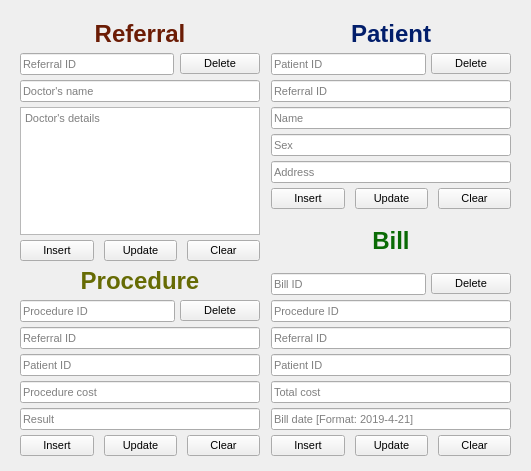
Rizwan-Hasan/Hospital-Database-Management-System-Design, file src/ui/MainWindow.ui: the form before one commit.
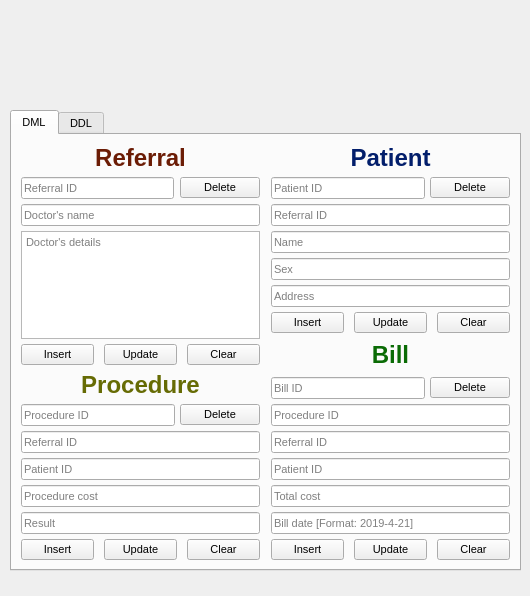
The form after the commit. Icons and pictures are not drawn.

```diff
--- a/src/ui/MainWindow.ui
+++ b/src/ui/MainWindow.ui
@@ -13,26 +13,26 @@
    <rect>
     <x>0</x>
     <y>0</y>
-    <width>531</width>
-    <height>471</height>
+    <width>530</width>
+    <height>596</height>
    </rect>
   </property>
   <property name="sizePolicy">
-   <sizepolicy hsizetype="Preferred" vsizetype="Preferred">
+   <sizepolicy hsizetype="Fixed" vsizetype="Fixed">
     <horstretch>0</horstretch>
     <verstretch>0</verstretch>
    </sizepolicy>
   </property>
   <property name="minimumSize">
    <size>
-    <width>531</width>
-    <height>471</height>
+    <width>530</width>
+    <height>596</height>
    </size>
   </property>
   <property name="maximumSize">
    <size>
-    <width>531</width>
-    <height>471</height>
+    <width>530</width>
+    <height>596</height>
    </size>
   </property>
   <property name="font">
@@ -54,27 +54,70 @@
   <property name="styleSheet">
    <string notr="true">\</string>
   </property>
-  <widget class="QWidget" name="layoutWidget">
+  <widget class="QTabWidget" name="tabWidget">
    <property name="geometry">
     <rect>
      <x>10</x>
-     <y>10</y>
+     <y>110</y>
      <width>511</width>
-     <height>451</height>
+     <height>461</height>
     </rect>
    </property>
+   <property name="minimumSize">
+    <size>
+     <width>491</width>
+     <height>461</height>
+    </size>
+   </property>
+   <property name="maximumSize">
+    <size>
+     <width>5000</width>
+     <height>461</height>
+    </size>
+   </property>
+   <property name="tabShape">
+    <enum>QTabWidget::Rounded</enum>
+   </property>
+   <property name="currentIndex">
+    <number>0</number>
+   </property>
+   <property name="iconSize">
+    <size>
+     <width>16</width>
+     <height>16</height>
+    </size>
+   </property>
+   <property name="documentMode">
+    <bool>false</bool>
+   </property>
+   <property name="tabsClosable">
+    <bool>false</bool>
+   </property>
+   <property name="movable">
+    <bool>true</bool>
+   </property>
+   <widget class="QWidget" name="DML">
+    <attribute name="icon">
+     <iconset resource="../icons/resources.qrc">
+      <normaloff>:/dml/dml.png</normaloff>:/dml/dml.png</iconset>
+    </attribute>
+    <attribute name="title">
+     <string>DML</string>
+    </attribute>
+    <layout class="QGridLayout" name="gridLayout_2">
+     <item row="0" column="0">
    <layout class="QGridLayout" name="Tables">
     <property name="leftMargin">
-     <number>10</number>
+        <number>0</number>
     </property>
     <property name="topMargin">
-     <number>10</number>
+        <number>0</number>
     </property>
     <property name="rightMargin">
-     <number>10</number>
+        <number>0</number>
     </property>
     <property name="bottomMargin">
-     <number>5</number>
+        <number>0</number>
     </property>
     <property name="spacing">
      <number>6</number>
@@ -638,6 +681,37 @@
      </spacer>
     </item>
    </layout>
+     </item>
+    </layout>
+   </widget>
+   <widget class="QWidget" name="DDL">
+    <attribute name="icon">
+     <iconset resource="../icons/resources.qrc">
+      <normaloff>:/ddl/ddl.png</normaloff>:/ddl/ddl.png</iconset>
+    </attribute>
+    <attribute name="title">
+     <string>DDL</string>
+    </attribute>
+   </widget>
+  </widget>
+  <widget class="QLabel" name="label">
+   <property name="geometry">
+    <rect>
+     <x>20</x>
+     <y>0</y>
+     <width>491</width>
+     <height>111</height>
+    </rect>
+   </property>
+   <property name="text">
+    <string/>
+   </property>
+   <property name="pixmap">
+    <pixmap resource="../icons/resources.qrc">:/header/header.png</pixmap>
+   </property>
+   <property name="scaledContents">
+    <bool>true</bool>
+   </property>
   </widget>
  </widget>
  <resources>
```
Lines whose indentation alone changed are shown as unchanged.
